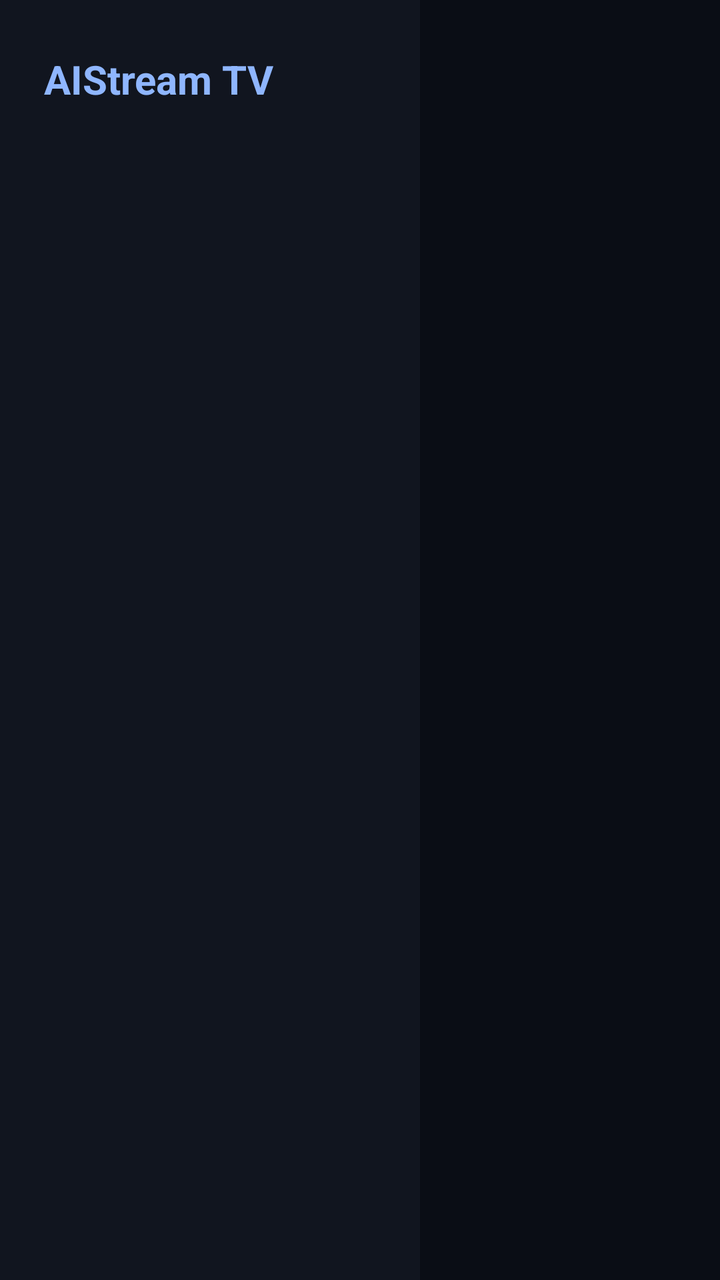
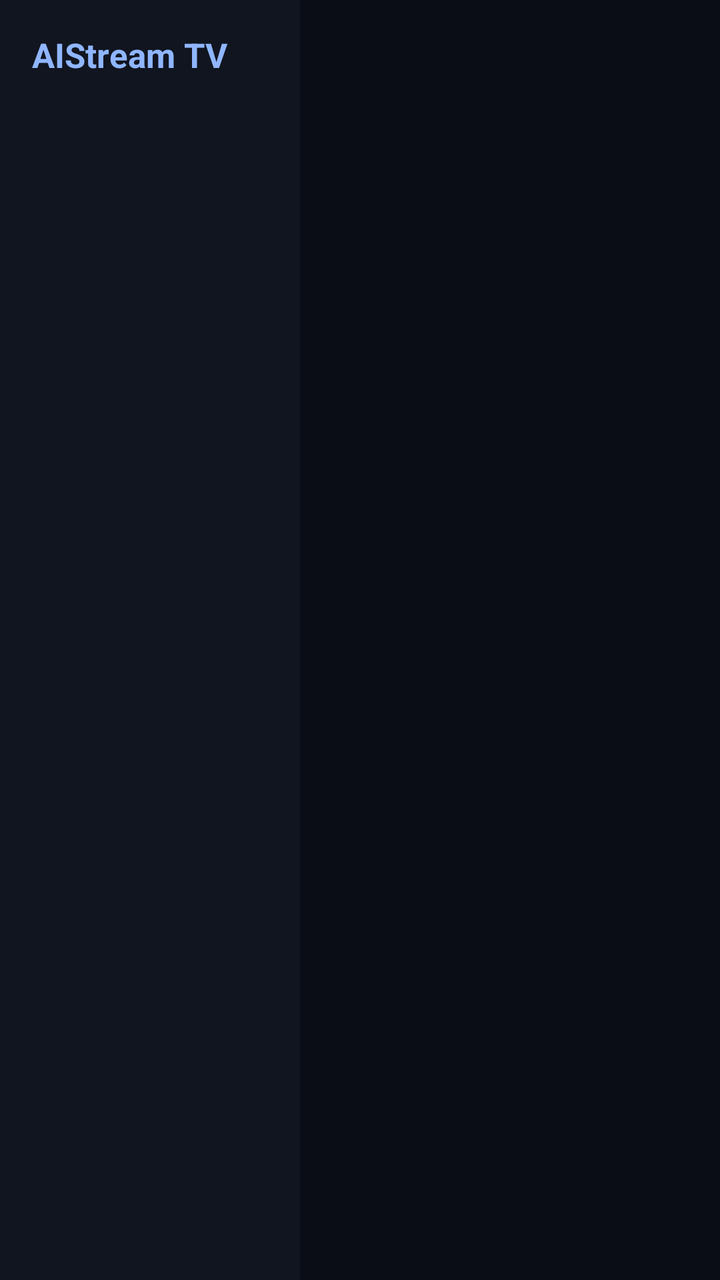

An Android layout rendered at two revisions. The XML below is the earlier revision; the diff shows what the commit changed to produce the second picture.
<!-- AndroidManifest.xml: application theme Theme.AIStreamTV -->
<!-- res/layout/activity_main.xml -->
<?xml version="1.0" encoding="utf-8"?>
<LinearLayout xmlns:android="http://schemas.android.com/apk/res/android"
    android:layout_width="match_parent"
    android:layout_height="match_parent"
    android:background="@color/bg"
    android:orientation="horizontal">

    <LinearLayout
        android:id="@+id/rail"
        android:layout_width="210dp"
        android:layout_height="match_parent"
        android:background="@color/bg_rail"
        android:orientation="vertical"
        android:paddingTop="26dp"
        android:paddingBottom="26dp">

        <TextView
            android:id="@+id/tvBrand"
            android:layout_width="match_parent"
            android:layout_height="wrap_content"
            android:paddingStart="22dp"
            android:paddingEnd="10dp"
            android:paddingBottom="18dp"
            android:text="@string/app_name"
            android:textColor="@color/accent_soft"
            android:textSize="20sp"
            android:textStyle="bold" />

        

    </LinearLayout>

    <FrameLayout
        android:id="@+id/content"
        android:layout_width="0dp"
        android:layout_height="match_parent"
        android:layout_weight="1" />

</LinearLayout>
<!-- resources referenced by this layout -->
<resources>
  <color name="accent_soft">#FF8FB6FF</color>
  <color name="bg">#FF0A0D15</color>
  <color name="bg_rail">#FF11151F</color>
  <string name="app_name">AIStream TV</string>
  <style name="Theme.AIStreamTV" parent="Theme.AppCompat.NoActionBar">
          <item name="android:windowBackground">@color/bg</item>
          <item name="android:colorBackground">@color/bg</item>
          <item name="android:textColorPrimary">@color/fg</item>
          <item name="android:textColorSecondary">@color/fg_dim</item>
          <item name="android:windowNoTitle">true</item>
          <item name="colorAccent">@color/accent</item>
          <item name="android:colorControlActivated">@color/accent</item>
      </style>
  <color name="fg">#FFEDF1F8</color>
  <color name="fg_dim">#FF94A1B8</color>
  <color name="accent">#FF4C8DFF</color>
</resources>

<!-- the commit's change to res/layout/activity_main.xml (unified diff, before → after) -->
@@ -7,23 +7,23 @@
 
     <LinearLayout
         android:id="@+id/rail"
-        android:layout_width="210dp"
+        android:layout_width="@dimen/rail_width"
         android:layout_height="match_parent"
         android:background="@color/bg_rail"
         android:orientation="vertical"
-        android:paddingTop="26dp"
+        android:paddingTop="@dimen/rail_pad_top"
         android:paddingBottom="26dp">
 
         <TextView
             android:id="@+id/tvBrand"
             android:layout_width="match_parent"
             android:layout_height="wrap_content"
-            android:paddingStart="22dp"
+            android:paddingStart="@dimen/brand_pad_start"
             android:paddingEnd="10dp"
             android:paddingBottom="18dp"
             android:text="@string/app_name"
             android:textColor="@color/accent_soft"
-            android:textSize="20sp"
+            android:textSize="@dimen/brand_size"
             android:textStyle="bold" />
 
         
<!-- resource entries referenced after the edit -->
@@ -3,6 +3,10 @@
   <color name="accent_soft">#FF8FB6FF</color>
   <color name="bg">#FF0A0D15</color>
   <color name="bg_rail">#FF11151F</color>
+  <dimen name="brand_pad_start">16dp</dimen>
+  <dimen name="brand_size">17sp</dimen>
+  <dimen name="rail_pad_top">16dp</dimen>
+  <dimen name="rail_width">150dp</dimen>
   <string name="app_name">AIStream TV</string>
   <style name="Theme.AIStreamTV" parent="Theme.AppCompat.NoActionBar">
           <item name="android:windowBackground">@color/bg</item>
